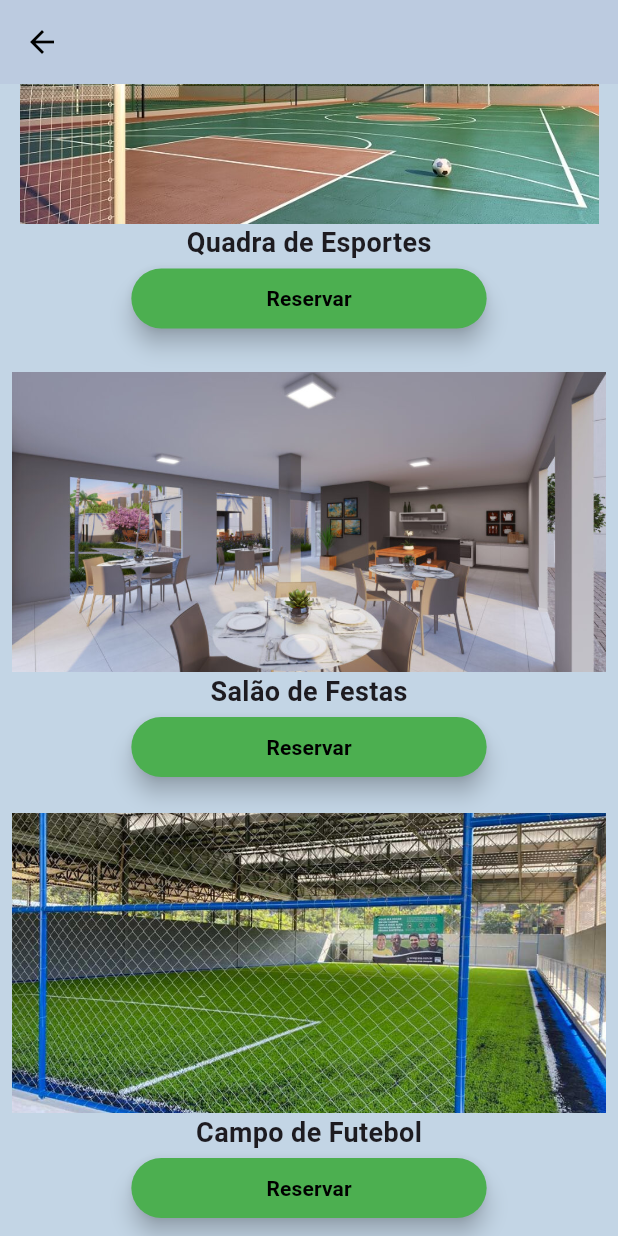
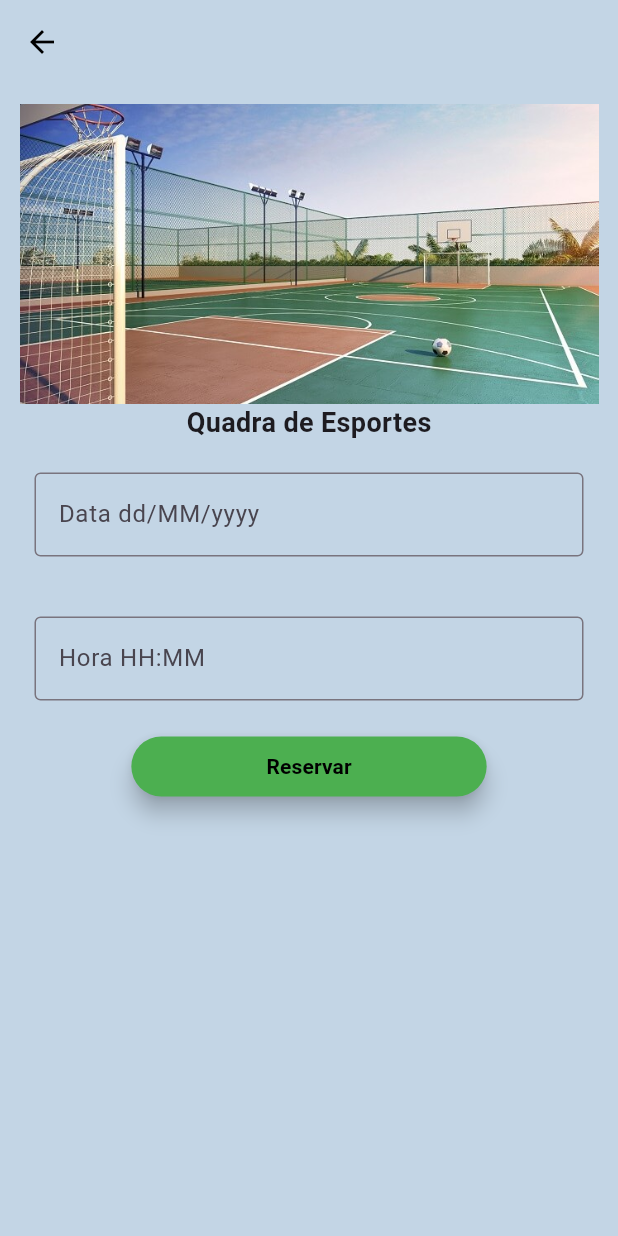
Before and after one commit to carlosnsilva/residence-app, a Flutter app: the placePage screen opened directly, scrolled down 120 dp, after a tap on "Reservar", on a phone screen of 412 x 824 dp. Run offline on Flutter 3.47's test engine with Material 3 defaults, Android fonts, the phone set to English and light mode, and no system bars.

Commit message:
Subindo paginas de reservas

```diff
--- /dev/null
+++ b/residence-app/residence/lib/reserveQuadraPage.dart
@@ -0,0 +1,61 @@
+import 'package:flutter/material.dart';
+
+class quadraPlaceReserve extends StatelessWidget{
+  const quadraPlaceReserve({super.key});
+
+  @override
+  Widget build(BuildContext context){
+    return ListView(
+      padding: const EdgeInsets.all(8),
+      children: <Widget>[
+        Padding(
+          padding: EdgeInsetsDirectional.all(5),
+          child: Column(
+            mainAxisSize: MainAxisSize.min,
+            children: <Widget>[
+              Image.asset('assets/images/quadra.jpg', width: 400.00, height: 200.00, scale: 0.2 ,fit: BoxFit.cover),
+              Row(
+                mainAxisAlignment: MainAxisAlignment.center,
+                children: [
+                  const Text('Quadra de Esportes', style: TextStyle(fontSize: 18, fontWeight: FontWeight.bold),)
+                ],
+              ),
+              const Padding(
+                padding: EdgeInsets.symmetric(horizontal: 10, vertical: 20),
+                child: TextField(
+                  decoration: InputDecoration(
+                    border: OutlineInputBorder(),
+                    hintText: 'Data dd/MM/yyyy'
+                  ),
+                )
+              ),
+              const Padding(
+                padding: EdgeInsets.symmetric(horizontal: 10, vertical: 20),
+                child: TextField(
+                  decoration: InputDecoration(
+                    border: OutlineInputBorder(),
+                    hintText: 'Hora HH:MM'
+                  ),
+                )
+              ),
+              ElevatedButton(
+                onPressed: (){
+                  //Adicionar ação
+                },
+                style: ElevatedButton.styleFrom(
+                  backgroundColor: Colors.green,
+                  elevation: 6,
+                  padding: EdgeInsets.only(top: 10, left: 90, right: 90, bottom:10),
+                ),
+                child: const Text(
+                  'Reservar',
+                  style: TextStyle(fontSize: 14, fontWeight: FontWeight.bold, color: Colors.black),
+                ),
+              )
+            ],
+          )
+        )
+      ],
+    );
+  }
+}
--- a/residence-app/residence/lib/spacePage.dart
+++ b/residence-app/residence/lib/spacePage.dart
@@ -1,4 +1,7 @@
 import 'package:flutter/material.dart';
+import './reserveCampoPage.dart';
+import './reserveQuadraPage.dart';
+import './reserveSalaoPage.dart';
 
 class spacePlace extends StatelessWidget{
   const spacePlace({super.key});
@@ -22,7 +25,11 @@ class spacePlace extends StatelessWidget{
               ),
               ElevatedButton(
                 onPressed: (){
-                  //Adicionar a ação
+                  Navigator.of(context).push(
+                  MaterialPageRoute<quadraPageCampo>(
+                  builder: (BuildContext context) => const quadraPageCampo(),
+                  ),
+                );
                 },
                 style: ElevatedButton.styleFrom(
                   backgroundColor: Colors.green,
@@ -51,7 +58,11 @@ class spacePlace extends StatelessWidget{
               ),
               ElevatedButton(
                 onPressed: (){
-                  //Adicionar a ação
+                  Navigator.of(context).push(
+                  MaterialPageRoute<salaoPageCampo>(
+                  builder: (BuildContext context) => const salaoPageCampo(),
+                  ),
+                );
                 },
                 style: ElevatedButton.styleFrom(
                   backgroundColor: Colors.green,
@@ -80,7 +91,11 @@ class spacePlace extends StatelessWidget{
               ),
               ElevatedButton(
                 onPressed: (){
-                  //Adicionar a ação
+                  Navigator.of(context).push(
+                MaterialPageRoute<reservePageCampo>(
+                  builder: (BuildContext context) => const reservePageCampo(),
+                  ),
+                );
                 },
                 style: ElevatedButton.styleFrom(
                   backgroundColor: Colors.green,
@@ -98,5 +113,73 @@ class spacePlace extends StatelessWidget{
       ],
     );
   }
+}
 
+class reservePageCampo extends StatelessWidget {
+  const reservePageCampo({super.key});
+
+  @override
+  Widget build(BuildContext context) {
+    return Scaffold(
+      appBar: AppBar(
+        backgroundColor: Color.fromARGB(255, 195, 213, 229),
+        leading: IconButton(
+          icon: Icon(Icons.arrow_back, color: Colors.black,),
+          onPressed: (){
+            Navigator.of(context).pop();
+          },
+        ),
+      ),
+      backgroundColor: Color.fromARGB(255, 195, 213, 229),
+      body: Center(
+        child: campoPlaceReserve()
+      ),
+    );
+  }
 }
+
+class quadraPageCampo extends StatelessWidget {
+  const quadraPageCampo({super.key});
+
+  @override
+  Widget build(BuildContext context) {
+    return Scaffold(
+      appBar: AppBar(
+        backgroundColor: Color.fromARGB(255, 195, 213, 229),
+        leading: IconButton(
+          icon: Icon(Icons.arrow_back, color: Colors.black,),
+          onPressed: (){
+            Navigator.of(context).pop();
+          },
+        ),
+      ),
+      backgroundColor: Color.fromARGB(255, 195, 213, 229),
+      body: Center(
+        child: quadraPlaceReserve()
+      ),
+    );
+  }
+}
+
+class salaoPageCampo extends StatelessWidget {
+  const salaoPageCampo({super.key});
+
+  @override
+  Widget build(BuildContext context) {
+    return Scaffold(
+      appBar: AppBar(
+        backgroundColor: Color.fromARGB(255, 195, 213, 229),
+        leading: IconButton(
+          icon: Icon(Icons.arrow_back, color: Colors.black,),
+          onPressed: (){
+            Navigator.of(context).pop();
+          },
+        ),
+      ),
+      backgroundColor: Color.fromARGB(255, 195, 213, 229),
+      body: Center(
+        child: salaoPlaceReserve()
+      ),
+    );
+  }
+}
--- a/residence-app/residence/pubspec.yaml
+++ b/residence-app/residence/pubspec.yaml
@@ -38,6 +38,9 @@ dependencies:
 
   # Realiza transição entre as telas
   page_transition: "^2.1.0"
+
+  flutter_cupertino_datetime_picker: ^3.0.0
+
 
 dev_dependencies:
   flutter_test:
```
Also changed, not shown: residence-app/residence/lib/reserveCampoPage.dart (added, +61 -0 lines), residence-app/residence/lib/reserveSalaoPage.dart (added, +61 -0 lines), residence-app/residence/pubspec.lock.
